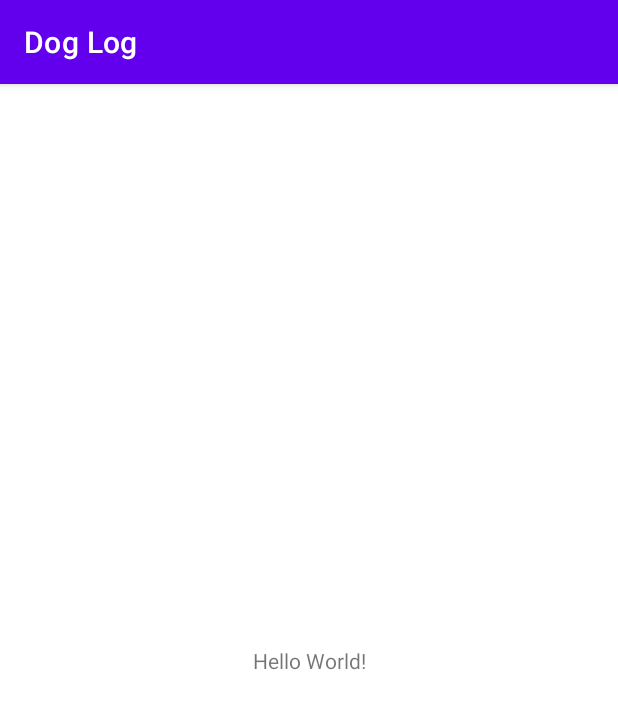
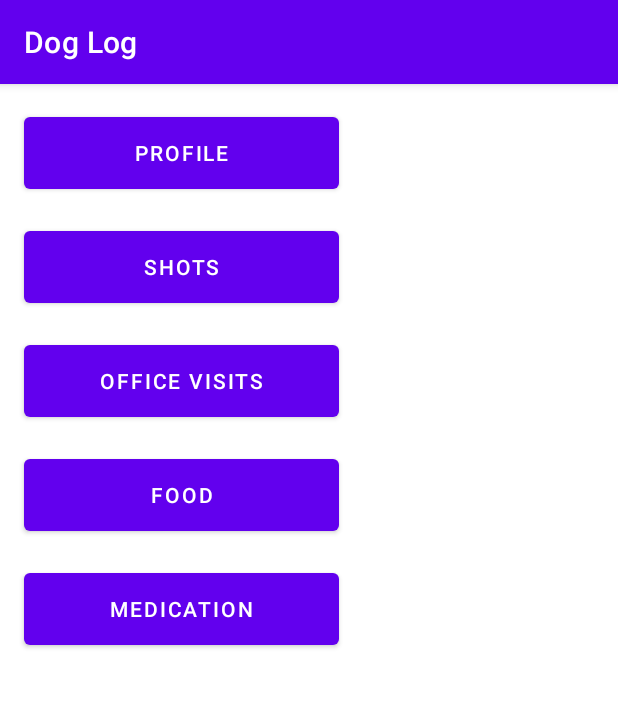
Before and after one commit to jenlebaron/Dog_Log, an Android app: the screen it shows after launch (MainActivity), on a phone screen of 412 x 824 dp. Shown: the top 709 px of the screen. Run offline under Robolectric (Android 15) with nearby library versions, the phone set to English and light mode, and no system bars.

```diff
--- a/app/src/main/res/layout/activity_main.xml
+++ b/app/src/main/res/layout/activity_main.xml
@@ -6,13 +6,63 @@
     android:layout_height="match_parent"
     tools:context=".MainActivity">
 
-    <TextView
-        android:layout_width="wrap_content"
-        android:layout_height="wrap_content"
-        android:text="Hello World!"
-        app:layout_constraintBottom_toBottomOf="parent"
-        app:layout_constraintLeft_toLeftOf="parent"
-        app:layout_constraintRight_toRightOf="parent"
+    <Button
+        android:id="@+id/button_profile"
+        android:layout_width="210dp"
+        android:layout_height="60dp"
+        android:layout_marginStart="16dp"
+        android:layout_marginLeft="16dp"
+        android:layout_marginTop="16dp"
+        android:onClick="selectProfile"
+        android:text="@string/menu_profile"
+        app:layout_constraintStart_toStartOf="parent"
         app:layout_constraintTop_toTopOf="parent" />
 
+    <Button
+        android:id="@+id/button_shots"
+        android:layout_width="210dp"
+        android:layout_height="60dp"
+        android:layout_marginStart="16dp"
+        android:layout_marginLeft="16dp"
+        android:layout_marginTop="16dp"
+        android:onClick="selectShots"
+        android:text="@string/menu_shots"
+        app:layout_constraintStart_toStartOf="parent"
+        app:layout_constraintTop_toBottomOf="@+id/button_profile" />
+
+    <Button
+        android:id="@+id/button_office_visits"
+        android:layout_width="210dp"
+        android:layout_height="60dp"
+        android:layout_marginStart="16dp"
+        android:layout_marginLeft="16dp"
+        android:layout_marginTop="16dp"
+        android:onClick="selectOfficeVisits"
+        android:text="@string/menu_office_visits"
+        app:layout_constraintStart_toStartOf="parent"
+        app:layout_constraintTop_toBottomOf="@+id/button_shots" />
+
+    <Button
+        android:id="@+id/button_food"
+        android:layout_width="210dp"
+        android:layout_height="60dp"
+        android:layout_marginStart="16dp"
+        android:layout_marginLeft="16dp"
+        android:layout_marginTop="16dp"
+        android:onClick="selectFood"
+        android:text="@string/menu_food"
+        app:layout_constraintStart_toStartOf="parent"
+        app:layout_constraintTop_toBottomOf="@+id/button_office_visits" />
+
+    <Button
+        android:id="@+id/button_medication"
+        android:layout_width="210dp"
+        android:layout_height="60dp"
+        android:layout_marginStart="16dp"
+        android:layout_marginLeft="16dp"
+        android:layout_marginTop="16dp"
+        android:onClick="selectMedication"
+        android:text="@string/menu_medication"
+        app:layout_constraintStart_toStartOf="parent"
+        app:layout_constraintTop_toBottomOf="@+id/button_food" />
 </androidx.constraintlayout.widget.ConstraintLayout>
--- a/app/src/main/res/values/strings.xml
+++ b/app/src/main/res/values/strings.xml
@@ -1,3 +1,8 @@
 <resources>
     <string name="app_name">Dog Log</string>
+    <string name="menu_profile">Profile</string>
+    <string name="menu_shots">Shots</string>
+    <string name="menu_office_visits">Office Visits</string>
+    <string name="menu_food">Food</string>
+    <string name="menu_medication">Medication</string>
 </resources>
```
Also changed, not shown: app/src/main/AndroidManifest.xml (+15 -0 lines), app/src/main/java/team16/doglog/Food.java (added, +14 -0 lines), app/src/main/java/team16/doglog/MainActivity.java (+37 -0 lines), app/src/main/java/team16/doglog/Medication.java (added, +14 -0 lines), app/src/main/java/team16/doglog/OfficeVisits.java (added, +14 -0 lines), app/src/main/java/team16/doglog/Profile.java (added, +14 -0 lines), app/src/main/java/team16/doglog/Shots.java (added, +14 -0 lines), app/src/main/res/layout/activity_food.xml (added, +16 -0 lines), app/src/main/res/layout/activity_medication.xml (added, +16 -0 lines), app/src/main/res/layout/activity_office_visits.xml (added, +16 -0 lines), app/src/main/res/layout/activity_profile.xml (added, +16 -0 lines), app/src/main/res/layout/activity_shots.xml (added, +16 -0 lines).
